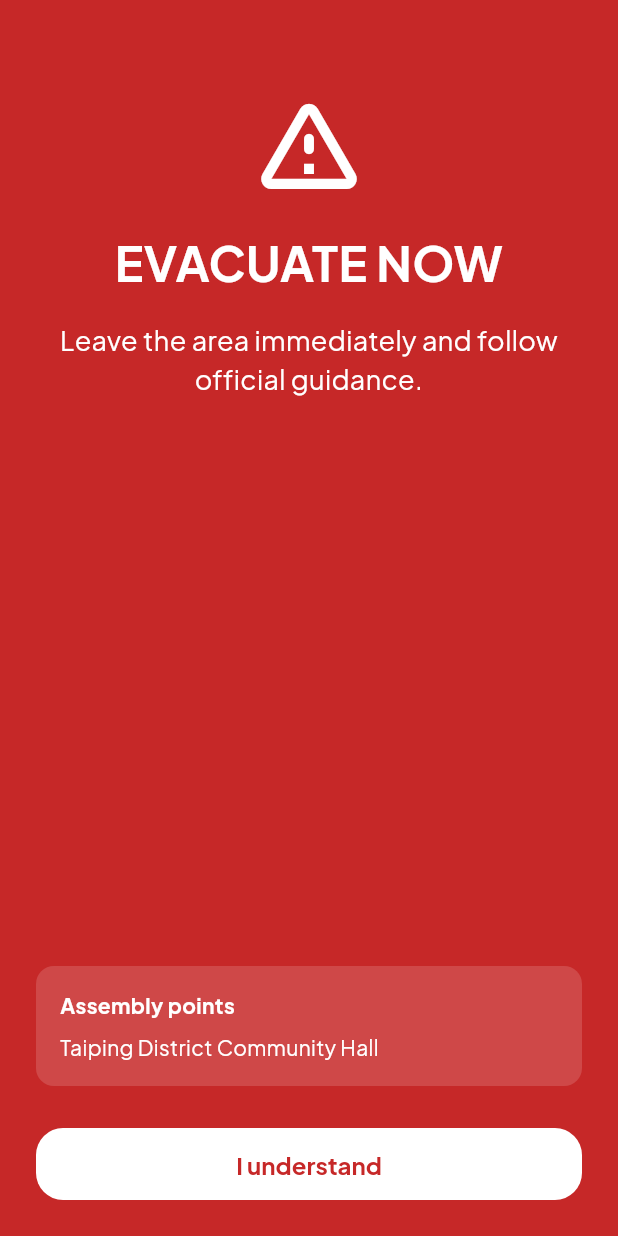
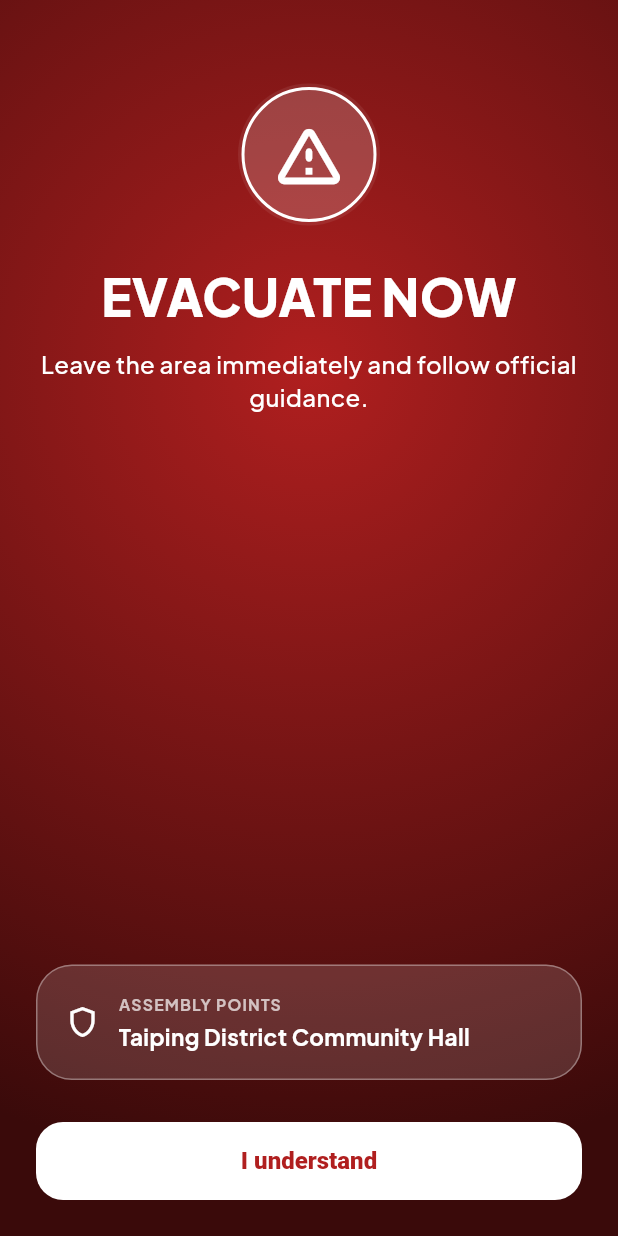
Before and after one commit to kelvin0812/siaga, a Flutter app: the EvacuateScreen screen opened directly with empty values, after a tap on "View evacuation route", on a phone screen of 412 x 824 dp. Run offline on Flutter 3.47's test engine with Material 3 defaults, Android fonts, the phone set to English and light mode, and no system bars; our stand-ins replace firebase_core, firebase_messaging, fl_chart, flutter_map, geolocator, google_fonts and 2 more; missing offline and left inert: h3_flutter; accounts and stored records are empty; network calls fail.

Commit message:
style(app): restyle the evacuation screen
The full-screen EVACUATE takeover was the one screen still using the
original flat Material red instead of the app's current design language
(AppFonts, glass-style route card, pill buttons). Kept solid evacuate-red
rather than the dark glass theme deliberately -- this is the one screen
where maximum contrast and zero ambiguity should win over visual
consistency -- but brought the typography, the pulsing beacon (matching
ActiveThreatBanner's pattern), and the route-info card up to the same
standard as the rest of the app.

```diff
--- a/app/lib/screens/evacuate_screen.dart
+++ b/app/lib/screens/evacuate_screen.dart
@@ -3,13 +3,17 @@ import 'package:geolocator/geolocator.dart';
 import 'package:provider/provider.dart';
 import '../core/app_state.dart';
 import '../core/offline_cache.dart';
+import '../core/theme.dart';
 import '../l10n/app_localizations.dart';
 
 /// Section 6.4: "full-screen high-priority presentation for EVACUATE" —
 /// the closest a Flutter app foreground route can get to a native alarm
 /// takeover. Pushed with a full-screen dialog route so it covers
 /// everything, including the bottom nav, and can't be dismissed by the
-/// back gesture alone (must tap acknowledge).
+/// back gesture alone (must tap acknowledge). Solid evacuate-red rather
+/// than the rest of the app's dark glass theme is deliberate here — this
+/// is the one screen where maximum contrast and zero ambiguity matter
+/// more than visual consistency.
 class EvacuateScreen extends StatefulWidget {
   final String messageEn;
   final String messageMs;
@@ -20,14 +24,25 @@ class EvacuateScreen extends StatefulWidget {
   State<EvacuateScreen> createState() => _EvacuateScreenState();
 }
 
-class _EvacuateScreenState extends State<EvacuateScreen> {
+class _EvacuateScreenState extends State<EvacuateScreen> with SingleTickerProviderStateMixin {
   List<AssemblyPoint> _assemblyPoints = const [];
   bool _showRoute = false;
+
+  late final AnimationController _beacon = AnimationController(
+    vsync: this,
+    duration: const Duration(milliseconds: 900),
+  )..repeat(reverse: true);
 
   @override
   void initState() {
     super.initState();
     _loadAssemblyPoints();
+  }
+
+  @override
+  void dispose() {
+    _beacon.dispose();
+    super.dispose();
   }
 
   Future<void> _loadAssemblyPoints() async {
@@ -45,54 +60,101 @@ class _EvacuateScreenState extends State<EvacuateScreen> {
     return PopScope(
       canPop: false,
       child: Scaffold(
-        backgroundColor: const Color(0xFFC62828),
-        body: SafeArea(
+        backgroundColor: const Color(0xFF3A0A0A),
+        body: DecoratedBox(
+          decoration: const BoxDecoration(
+            gradient: RadialGradient(
+              center: Alignment(0, -0.4),
+              radius: 1.3,
+              colors: [Color(0xFFB01F1F), Color(0xFF3A0A0A)],
+            ),
+          ),
+          child: SafeArea(
             child: Padding(
               padding: const EdgeInsets.all(24),
               child: Column(
                 children: [
-                const SizedBox(height: 32),
-                const Icon(Icons.warning_amber_rounded, color: Colors.white, size: 80),
-                const SizedBox(height: 16),
+                  const SizedBox(height: 24),
+                  AnimatedBuilder(
+                    animation: _beacon,
+                    builder: (context, _) {
+                      final t = _beacon.value;
+                      return SizedBox(
+                        width: 110,
+                        height: 110,
+                        child: Stack(
+                          alignment: Alignment.center,
+                          children: [
+                            Opacity(
+                              opacity: (1 - t) * 0.6,
+                              child: Container(
+                                width: 80 + t * 30,
+                                height: 80 + t * 30,
+                                decoration: const BoxDecoration(shape: BoxShape.circle, color: Colors.white24),
+                              ),
+                            ),
+                            Container(
+                              width: 90,
+                              height: 90,
+                              decoration: BoxDecoration(
+                                shape: BoxShape.circle,
+                                color: Colors.white.withValues(alpha: 0.12),
+                                border: Border.all(color: Colors.white, width: 2),
+                              ),
+                              child: const Icon(Icons.warning_amber_rounded, color: Colors.white, size: 52),
+                            ),
+                          ],
+                        ),
+                      );
+                    },
+                  ),
+                  const SizedBox(height: 20),
                   Text(
                     l10n.evacuateHeadline,
                     textAlign: TextAlign.center,
-                  style: const TextStyle(
-                    color: Colors.white,
-                    fontSize: 32,
-                    fontWeight: FontWeight.bold,
+                    style: AppFonts.heading(fontSize: 34, fontWeight: FontWeight.w800, color: Colors.white, letterSpacing: 0.2),
                   ),
-                ),
-                const SizedBox(height: 16),
+                  const SizedBox(height: 14),
                   Text(
                     message.isNotEmpty ? message : l10n.evacuateBody,
                     textAlign: TextAlign.center,
-                  style: const TextStyle(color: Colors.white, fontSize: 18),
+                    style: const TextStyle(color: Colors.white, fontSize: 16, height: 1.4, fontWeight: FontWeight.w500),
                   ),
                   const Spacer(),
                   if (_showRoute) _RouteInfo(assemblyPoints: _assemblyPoints),
                   const SizedBox(height: 16),
                   if (!_showRoute)
-                  OutlinedButton(
+                    SizedBox(
+                      width: double.infinity,
+                      height: 52,
+                      child: OutlinedButton.icon(
                         style: OutlinedButton.styleFrom(
                           foregroundColor: Colors.white,
-                      side: const BorderSide(color: Colors.white),
-                      minimumSize: const Size(double.infinity, 48),
+                          side: const BorderSide(color: Colors.white, width: 1.4),
+                          shape: RoundedRectangleBorder(borderRadius: BorderRadius.circular(AppRadius.md)),
                         ),
                         onPressed: () => setState(() => _showRoute = true),
-                    child: Text(l10n.evacuateViewRoute),
+                        icon: const Icon(Icons.directions_run, size: 20),
+                        label: Text(l10n.evacuateViewRoute, style: const TextStyle(fontWeight: FontWeight.w700)),
+                      ),
                     ),
                   const SizedBox(height: 12),
-                FilledButton(
+                  SizedBox(
+                    width: double.infinity,
+                    height: 52,
+                    child: FilledButton(
                       style: FilledButton.styleFrom(
                         backgroundColor: Colors.white,
-                    foregroundColor: const Color(0xFFC62828),
-                    minimumSize: const Size(double.infinity, 48),
+                        foregroundColor: const Color(0xFFB01F1F),
+                        shape: RoundedRectangleBorder(borderRadius: BorderRadius.circular(AppRadius.md)),
+                        textStyle: const TextStyle(fontWeight: FontWeight.w800, fontSize: 16),
                       ),
                       onPressed: () => Navigator.of(context).pop(),
                       child: Text(l10n.evacuateAcknowledge),
                     ),
+                  ),
                 ],
+              ),
             ),
           ),
         ),
@@ -141,24 +203,36 @@ class _RouteInfo extends StatelessWidget {
 
     return Container(
       width: double.infinity,
-      padding: const EdgeInsets.all(16),
+      padding: const EdgeInsets.all(18),
       decoration: BoxDecoration(
-        color: Colors.white.withValues(alpha: 0.15),
-        borderRadius: BorderRadius.circular(12),
+        color: Colors.white.withValues(alpha: 0.14),
+        borderRadius: BorderRadius.circular(AppRadius.lg),
+        border: Border.all(color: Colors.white.withValues(alpha: 0.35)),
       ),
+      child: Row(
+        children: [
+          const Icon(Icons.shield_outlined, color: Colors.white, size: 24),
+          const SizedBox(width: 12),
+          Expanded(
             child: Column(
               crossAxisAlignment: CrossAxisAlignment.start,
               children: [
                 Text(
-            l10n.assemblyPointsTitle,
-            style: const TextStyle(color: Colors.white, fontWeight: FontWeight.bold),
+                  l10n.assemblyPointsTitle.toUpperCase(),
+                  style: const TextStyle(color: Colors.white70, fontSize: 10.5, fontWeight: FontWeight.w700, letterSpacing: 0.8),
                 ),
-          const SizedBox(height: 8),
-          Text(nearest.nameFor(locale), style: const TextStyle(color: Colors.white)),
+                const SizedBox(height: 3),
+                Text(
+                  nearest.nameFor(locale),
+                  style: const TextStyle(color: Colors.white, fontWeight: FontWeight.w700, fontSize: 15),
+                ),
+              ],
+            ),
+          ),
           if (nearestDistanceM != null)
             Text(
               '${(nearestDistanceM / 1000).toStringAsFixed(1)} km',
-              style: const TextStyle(color: Colors.white70),
+              style: AppFonts.mono(fontSize: 18, fontWeight: FontWeight.w700, color: Colors.white),
             ),
         ],
       ),
```
Lines whose indentation alone changed are shown as unchanged.
